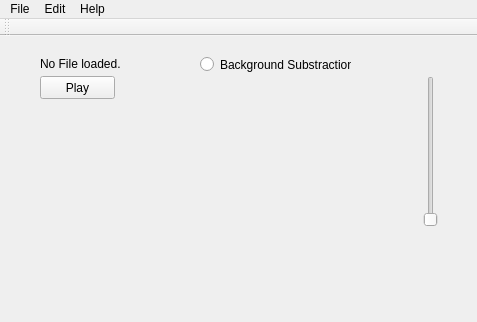
Old version of the form BachelorThesis.ui in the repository schwittlick/BachelorThesis; both pictures show x 0 to 477 and y 0 to 322 of the 477 by 559 pixel window.
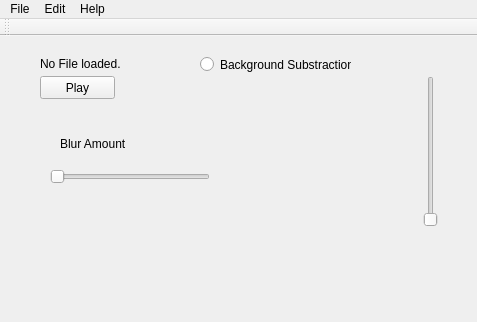
New version of the form.

Commit message: adds a slider to change the blur to the main window

Patch:
```diff
--- a/BachelorThesis.ui
+++ b/BachelorThesis.ui
@@ -94,6 +94,35 @@
      <string>Background Substraction</string>
     </property>
    </widget>
+   <widget class="QSlider" name="blurSlider">
+    <property name="geometry">
+     <rect>
+      <x>50</x>
+      <y>130</y>
+      <width>160</width>
+      <height>22</height>
+     </rect>
+    </property>
+    <property name="maximum">
+     <number>20</number>
+    </property>
+    <property name="orientation">
+     <enum>Qt::Horizontal</enum>
+    </property>
+   </widget>
+   <widget class="QLabel" name="label_2">
+    <property name="geometry">
+     <rect>
+      <x>60</x>
+      <y>100</y>
+      <width>81</width>
+      <height>16</height>
+     </rect>
+    </property>
+    <property name="text">
+     <string>Blur Amount</string>
+    </property>
+   </widget>
   </widget>
   <widget class="QMenuBar" name="menuBar">
    <property name="geometry">
```
Left out of the diff: 84 changed lines with no effect on the pictures.
